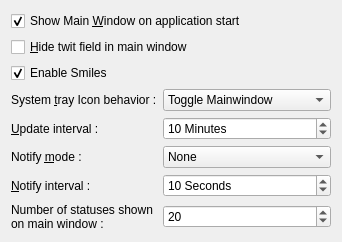
Old version of the form src/prefs_base.ui in the repository KDE/choqok.
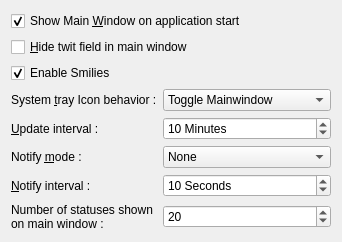
New version of the form. Custom widgets are drawn as their Qt base class.

Patch:
```diff
--- a/src/prefs_base.ui
+++ b/src/prefs_base.ui
@@ -182,7 +182,7 @@
    <item row="2" column="0" colspan="3" >
     <widget class="QCheckBox" name="kcfg_isSmilysEnabled" >
      <property name="text" >
-      <string>Enable Smiles</string>
+      <string>Enable Smilies</string>
      </property>
      <property name="checked" >
       <bool>true</bool>
```
